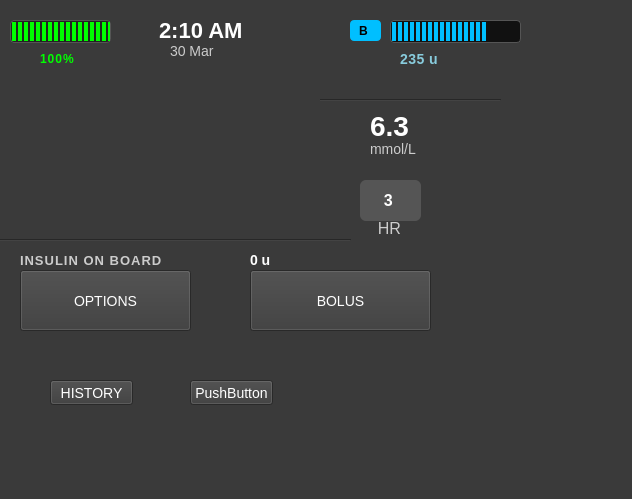
The window that code/home.ui (xHWAHx/InsulinPumpSimulator-Group35) describes before a commit, drawn with Qt 5.
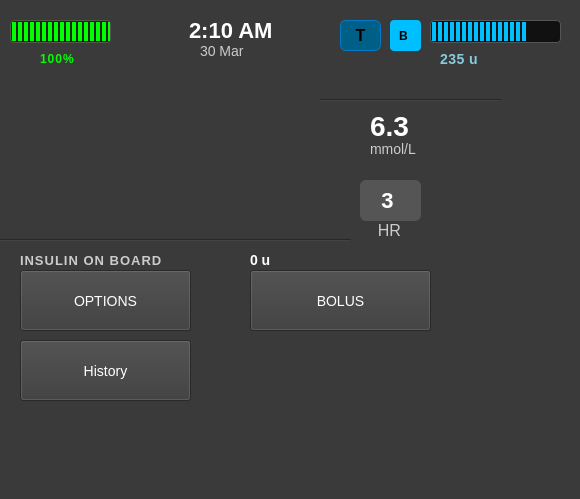
The same window after the commit. Icons and pictures are not drawn. Custom widgets are drawn as their Qt base class.

Patch:
```diff
--- a/code/home.ui
+++ b/code/home.ui
@@ -6,7 +6,7 @@
    <rect>
     <x>0</x>
     <y>0</y>
-    <width>632</width>
+    <width>580</width>
     <height>499</height>
    </rect>
   </property>
@@ -28,9 +28,9 @@
   <widget class="QLabel" name="timeLabel">
    <property name="geometry">
     <rect>
-     <x>159</x>
+     <x>189</x>
      <y>20</y>
-     <width>111</width>
+     <width>121</width>
      <height>20</height>
     </rect>
    </property>
@@ -48,7 +48,7 @@
   <widget class="QLabel" name="dateLabel">
    <property name="geometry">
     <rect>
-     <x>170</x>
+     <x>200</x>
      <y>40</y>
      <width>71</width>
      <height>21</height>
@@ -68,7 +68,7 @@
   <widget class="QProgressBar" name="insulinBar">
    <property name="geometry">
     <rect>
-     <x>390</x>
+     <x>430</x>
      <y>20</y>
      <width>131</width>
      <height>23</height>
@@ -101,10 +101,10 @@
   <widget class="QLabel" name="insulinIcon">
    <property name="geometry">
     <rect>
-     <x>350</x>
+     <x>390</x>
      <y>20</y>
      <width>31</width>
-     <height>21</height>
+     <height>31</height>
     </rect>
    </property>
    <property name="styleSheet">
@@ -125,7 +125,7 @@
   <widget class="QLabel" name="insulinUnitsLabel">
    <property name="geometry">
     <rect>
-     <x>400</x>
+     <x>440</x>
      <y>50</y>
      <width>62</width>
      <height>17</height>
@@ -270,8 +270,8 @@
     <rect>
      <x>360</x>
      <y>220</y>
-     <width>62</width>
-     <height>17</height>
+     <width>61</width>
+     <height>20</height>
     </rect>
    </property>
    <property name="styleSheet">
@@ -302,7 +302,7 @@
     border-radius: 6px;
     padding: 10px 20px;
     color: white;
-    font-size: 16px;
+    font-size: 22px;
     font-weight: bold;
     font-family: &quot;Segoe UI&quot;, sans-serif;
 }
@@ -418,30 +418,64 @@
     <string>BOLUS</string>
    </property>
   </widget>
-  <widget class="QPushButton" name="buttonStats">
+  <widget class="QPushButton" name="historyButton">
    <property name="geometry">
     <rect>
-     <x>50</x>
-     <y>380</y>
-     <width>83</width>
-     <height>25</height>
+     <x>20</x>
+     <y>340</y>
+     <width>171</width>
+     <height>61</height>
     </rect>
    </property>
+   <property name="styleSheet">
+    <string notr="true">QPushButton#optionsButton {
+    background-color: #444444;
+    color: #FFD700;
+    font-weight: bold;
+    font-size: 14px;
+    padding: 10px;
+    border: 1px solid #888;
+    border-radius: 5px;
+    qproperty-icon: url(:/icons/gear.png);
+    qproperty-iconSize: 24px 24px;
+}</string>
+   </property>
    <property name="text">
-    <string>HISTORY</string>
+    <string>History</string>
    </property>
   </widget>
-  <widget class="QPushButton" name="pushButton_2">
+  <widget class="QPushButton" name="logoButton">
    <property name="geometry">
     <rect>
-     <x>190</x>
-     <y>380</y>
-     <width>83</width>
-     <height>25</height>
+     <x>340</x>
+     <y>20</y>
+     <width>41</width>
+     <height>31</height>
     </rect>
    </property>
+   <property name="styleSheet">
+    <string notr="true">QPushButton#logoButton {
+    background-color: #005F87;
+    color: black;
+    font-weight: bold;
+    font-size: 16px;
+    padding: 6px 12px;
+    border-radius: 6px;
+    border: 1px solid #007ACC;
+}
+
+QPushButton#logoButton:hover {
+    background-color: #1E90FF;
+}
+
+QPushButton#logoButton:pressed {
+    background-color: #007ACC;
+    color: white;
+}
+</string>
+   </property>
    <property name="text">
-    <string>PushButton</string>
+    <string>T</string>
    </property>
   </widget>
  </widget>
```
